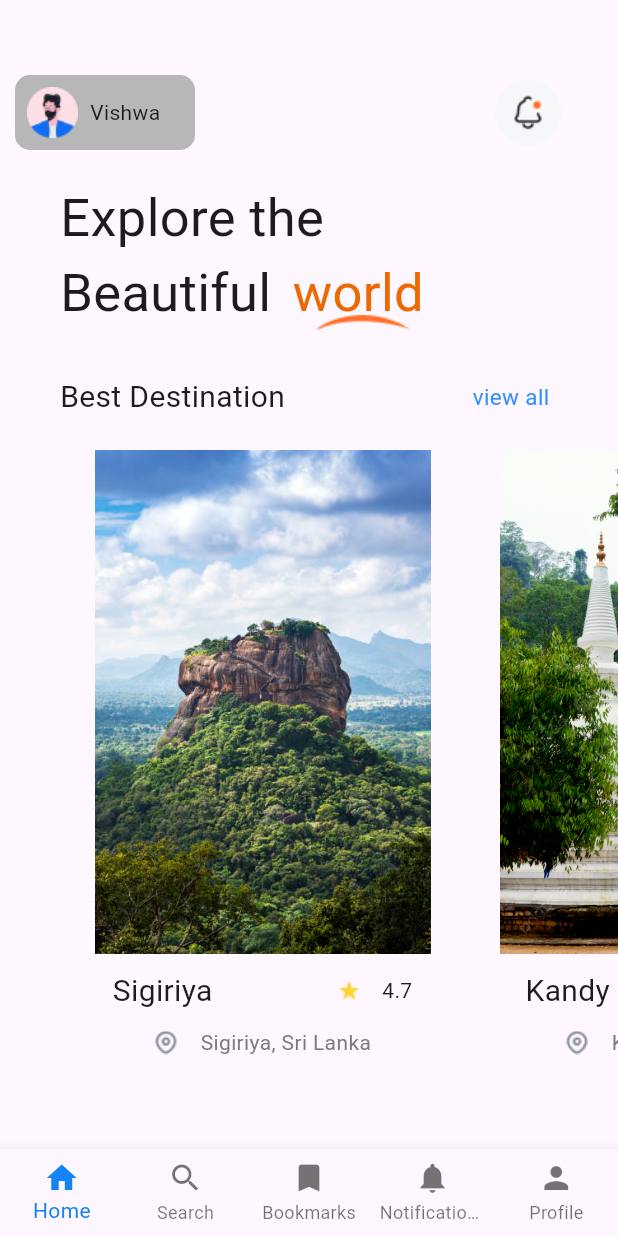
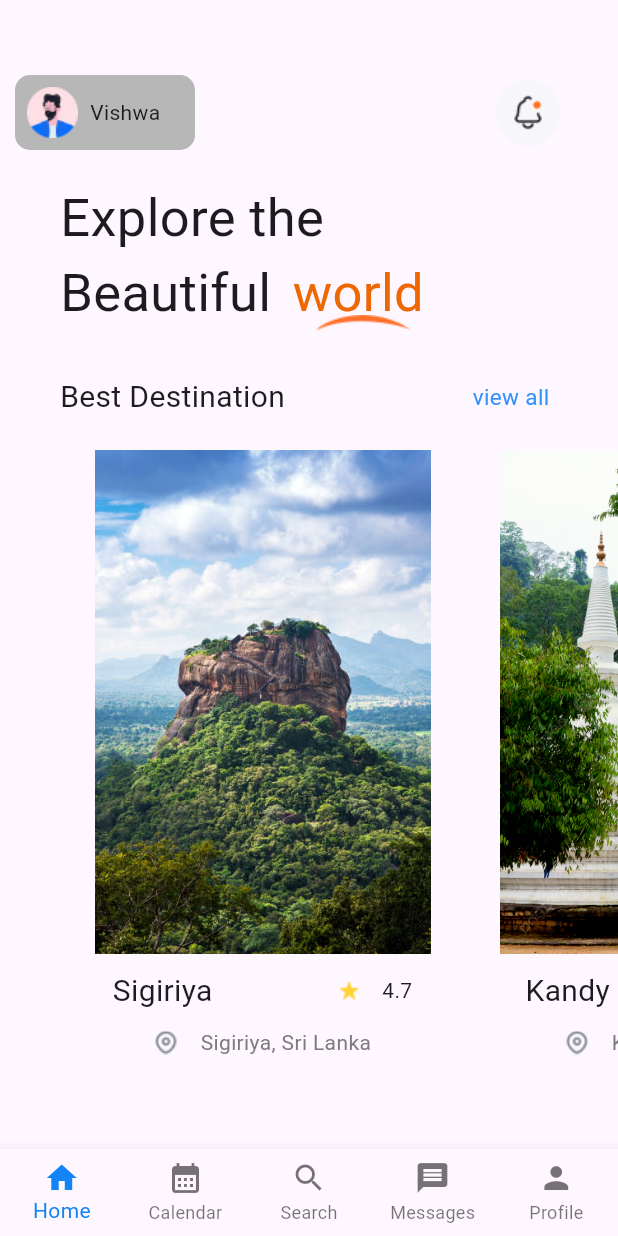
Before and after one commit to Vishwa0416/TravPlan, a Flutter app: the Home screen opened directly, on a phone screen of 412 x 824 dp. Run offline on Flutter 3.47's test engine with Material 3 defaults, Android fonts, the phone set to English and light mode, and no system bars.

Commit message:
NavBar Update

```diff
--- a/lib/bottom_nav_bar.dart
+++ b/lib/bottom_nav_bar.dart
@@ -20,16 +20,16 @@ class CustomBottomNavBar extends StatelessWidget {
           label: 'Home',
         ),
         BottomNavigationBarItem(
+          icon: Icon(Icons.calendar_month),
+          label: 'Calendar',
+        ),
+        BottomNavigationBarItem(
           icon: Icon(Icons.search),
           label: 'Search',
         ),
         BottomNavigationBarItem(
-          icon: Icon(Icons.bookmark),
-          label: 'Bookmarks',
-        ),
-        BottomNavigationBarItem(
-          icon: Icon(Icons.notifications),
-          label: 'Notifications',
+          icon: Icon(Icons.message),
+          label: 'Messages',
         ),
         BottomNavigationBarItem(
           icon: Icon(Icons.person),
```
